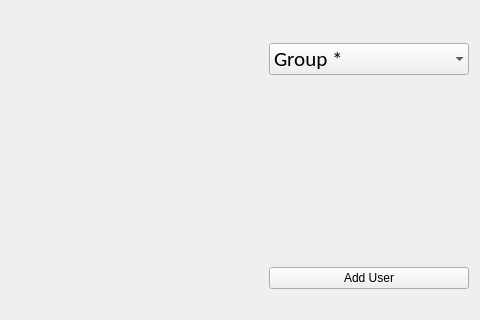
This is StockManager/People/f_adduser.ui in ashraf-kx/stock-manager as Qt 5 draws it before an edit; both pictures show x 478 to 958 and y 387 to 707 of the 958 by 707 pixel window. The edited form follows.
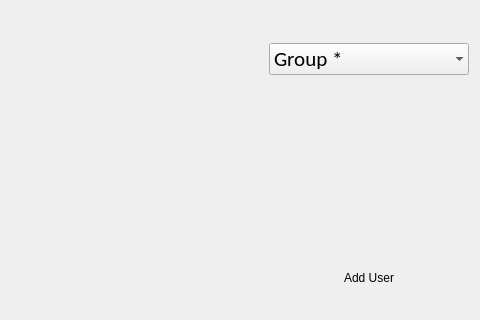
This is the edited form. Custom widgets are drawn as their Qt base class.

Commit message:
Not Working : Tab Order on the MDLineEdit(s)
Can't use Tab Button on the form Yet..

What changed in the file:
```diff
--- a/StockManager/People/f_adduser.ui
+++ b/StockManager/People/f_adduser.ui
@@ -13,18 +13,6 @@
     <height>707</height>
    </rect>
   </property>
-  <property name="windowTitle">
-   <string>Frame</string>
-  </property>
-  <property name="styleSheet">
-   <string notr="true"/>
-  </property>
-  <property name="frameShape">
-   <enum>QFrame::NoFrame</enum>
-  </property>
-  <property name="frameShadow">
-   <enum>QFrame::Plain</enum>
-  </property>
   <layout class="QVBoxLayout" name="verticalLayout_3">
    <item>
     <widget class="QLabel" name="L_header">
@@ -667,8 +655,11 @@
          <property name="text">
           <string>Add User</string>
          </property>
+         <property name="default">
+          <bool>true</bool>
+         </property>
          <property name="flat">
-          <bool>false</bool>
+          <bool>true</bool>
          </property>
         </widget>
        </item>
@@ -694,7 +685,7 @@
  <customwidgets>
   <customwidget>
    <class>MDLineEdit</class>
-   <extends>QWidget</extends>
+   <extends></extends>
    <header>mdlineedit.h</header>
   </customwidget>
  </customwidgets>
```
Left out of the diff: 69 changed lines with no effect on the pictures. The commit also changes 2 other files.
